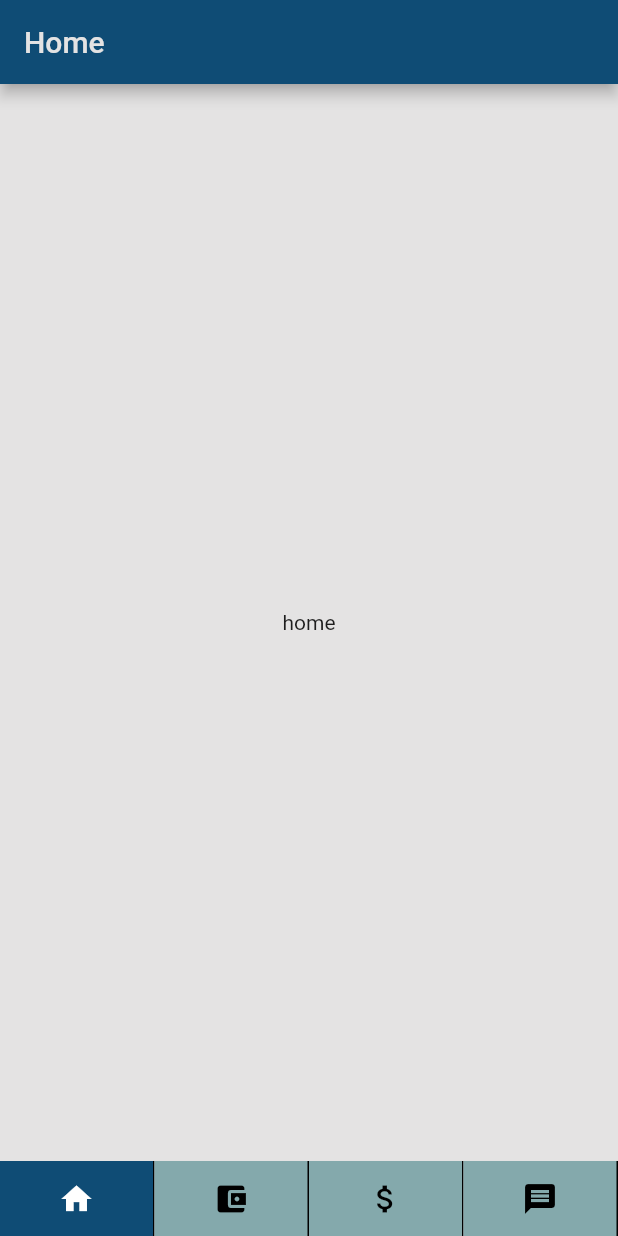
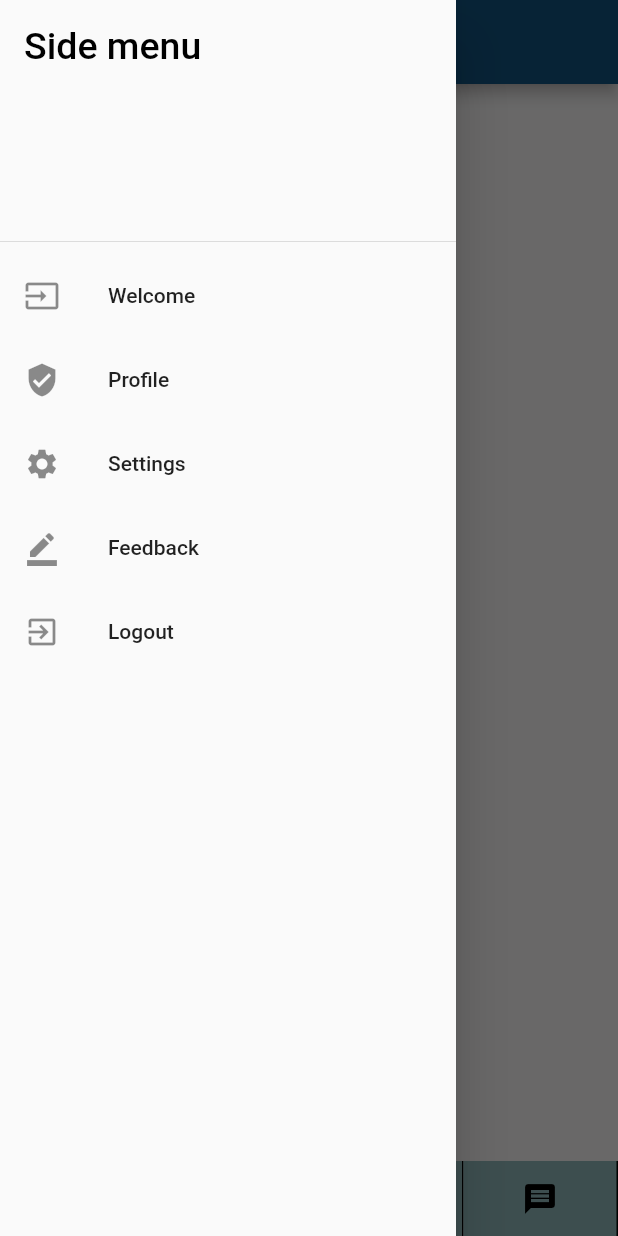
Before and after one commit to adib26/gp, a Flutter app: the screen it shows once a user with an empty profile is signed in, with the side drawer open (before the commit the screen has no drawer), on a phone screen of 412 x 824 dp. Run offline on Flutter 3.47's test engine with Material 2 defaults, Android fonts, the phone set to English and light mode, and no system bars; our stand-ins replace cloud_firestore, file_picker, firebase_auth, firebase_storage, video_player; missing offline and left inert: screen; accounts and stored records are empty.

Commit message:
Student UI Changes

```diff
--- a/lib/authintication/sign-in.dart
+++ b/lib/authintication/sign-in.dart
@@ -3,7 +3,6 @@ import 'package:flutter/cupertino.dart';
 import 'package:flutter/material.dart';
 import 'package:SemiCollege/services/auth.dart';
 import 'package:SemiCollege/Constraint.dart';
-import 'package:SemiCollege/loading-screen/loading-screen.dart';
 import 'package:flutter/scheduler.dart' show timeDilation;
 // login ui
 
--- a/lib/instractor/main_home.dart
+++ b/lib/instractor/main_home.dart
@@ -5,7 +5,7 @@ import 'package:SemiCollege/instractor/inst_navigation/nav_home.dart';
 import 'package:SemiCollege/instractor/inst_navigation/nav_courses.dart';
 import 'package:SemiCollege/instractor/inst_navigation/nav_notifications.dart';
 import 'inst_navigation/nav_payments.dart';
-
+import 'package:SemiCollege/studentHome/side_menu.dart';
 Widget curWidget = nav_home(); //current body of the instractor page
 
 class Main_Page extends StatefulWidget {
@@ -24,6 +24,7 @@ class _Main_PageState extends State<Main_Page> {
           style: TextStyle(color: kappbackground),
         ),
       ),
+      drawer: SideMenu(),
       backgroundColor: kappbackground,
       body: Column(
         crossAxisAlignment: CrossAxisAlignment.stretch,
--- /dev/null
+++ b/lib/studentHome/side_menu.dart
@@ -0,0 +1,43 @@
+import 'package:flutter/material.dart';
+import 'package:SemiCollege/services/auth.dart';
+class SideMenu extends StatelessWidget {
+  @override
+  Widget build(BuildContext context) {
+    return Drawer(
+        child: ListView(
+            padding: EdgeInsets.zero,
+              children: <Widget>[
+                DrawerHeader(
+                child: Text(
+                'Side menu',
+                style: TextStyle(color: Colors.black, fontSize: 25),
+                ),
+                ),
+                ListTile(
+                leading: Icon(Icons.input),
+                title: Text('Welcome'),
+                ),
+                ListTile(
+                  leading: Icon(Icons.verified_user),
+                  title: Text('Profile'),
+                  ),
+                ListTile(
+                leading: Icon(Icons.settings),
+            title: Text('Settings'),
+            ),
+            ListTile(
+              leading: Icon(Icons.border_color),
+              title: Text('Feedback'),
+              ),
+            ListTile(
+              leading: Icon(Icons.exit_to_app),
+              title: Text('Logout'),
+              onTap: (){
+                authService().signout();
+              },
+            ),
+          ],
+        ),
+      );
+  }
+}
--- /dev/null
+++ b/lib/studentHome/student_navigation/nav_home.dart
@@ -0,0 +1,13 @@
+import 'package:flutter/material.dart';
+import 'package:SemiCollege/studentHome/student.dart';
+class nav_home extends StatefulWidget {
+  @override
+  _nav_homeState createState() => _nav_homeState();
+}
+
+class _nav_homeState extends State<nav_home> {
+  @override
+  Widget build(BuildContext context) {
+    return Student();
+  }
+}
--- a/lib/wrapper.dart
+++ b/lib/wrapper.dart
@@ -5,8 +5,7 @@ import 'authintication/authintication.dart';
 import 'instractor/main_home.dart';
 import 'models/user.dart';
 import 'package:provider/provider.dart';
-import 'package:SemiCollege/studentHome/student.dart';
-
+import 'studentHome/MainStudentPage.dart';
 class Wrapper extends StatelessWidget {
   @override
   Widget build(BuildContext context) {
@@ -30,7 +29,7 @@ class Wrapper extends StatelessWidget {
               var instrausername = snapshot.data['username'];
               var uidd = user.uid;
               if (userDocument == 1) {
-                return Student();
+                return MainStudent();
                 //return Scaffold(body: EzTransition());
               } else {
                 return Main_Page();
```
Also changed, not shown: lib/studentHome/Course_Container.dart (added, +25 -0 lines), lib/studentHome/MainStudentPage.dart (added, +126 -0 lines), lib/studentHome/bottomNav_Bar.dart (added, +107 -0 lines), lib/studentHome/student.dart (+30 -23 lines), lib/studentHome/student_navigation/nav_courses.dart (added, +15 -0 lines), lib/studentHome/student_navigation/nav_notifications.dart (added, +13 -0 lines), lib/studentHome/student_navigation/nav_payments.dart (added, +13 -0 lines).
